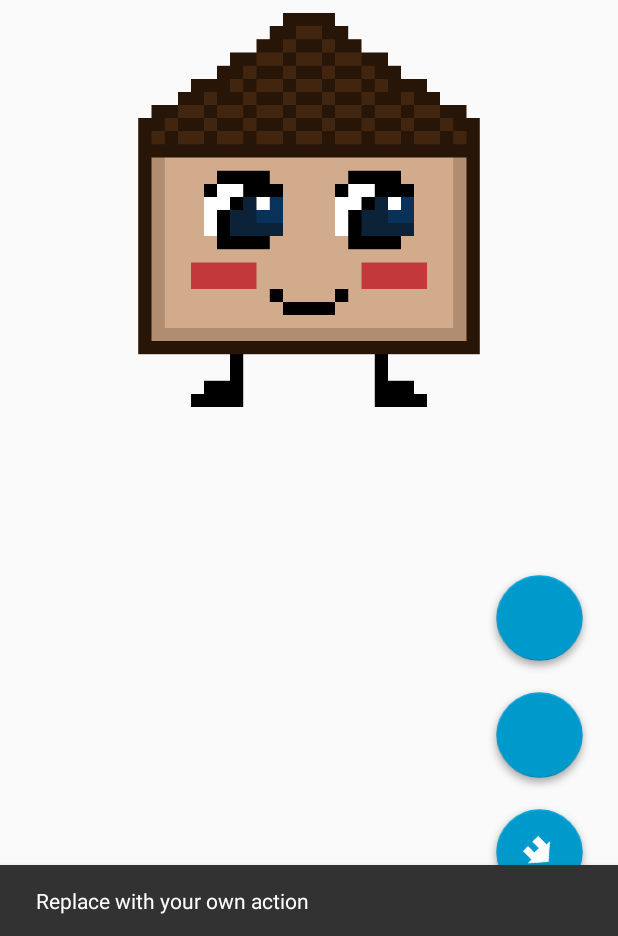
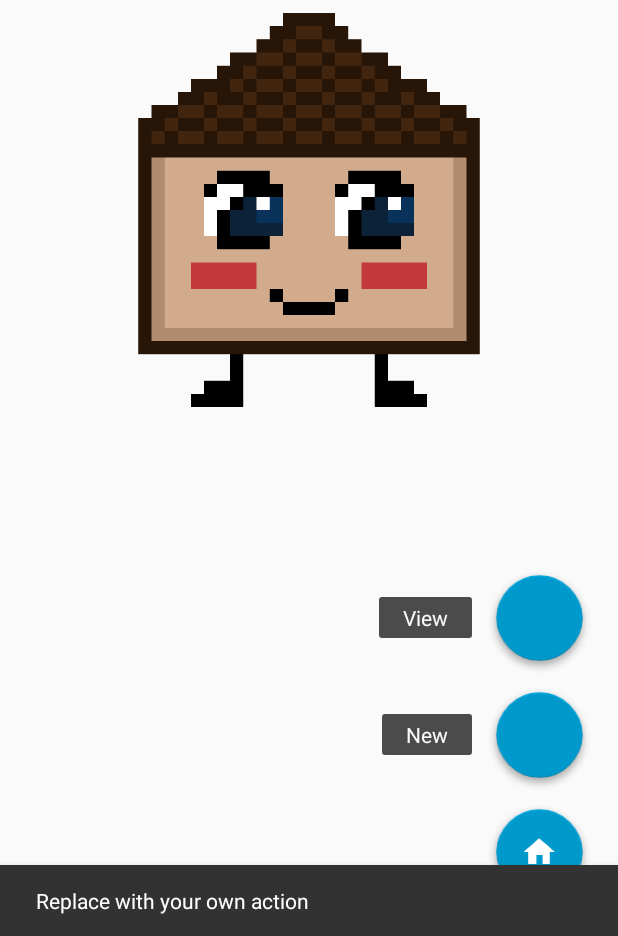
Before and after one commit to dmhartsook/Contenant, an Android app: the screen it shows after launch (MainActivity), after a tap on an icon or button, on a phone screen of 412 x 824 dp, the part 300-1236 px from its top. Run offline under Robolectric (Android 15) with nearby library versions, the phone set to English and light mode, and no system bars; plain views replace AutofitTextView; 1 other tap on this screen came first.

Commit message:
got fab labels to show up

```diff
--- a/app/libs/FloatingActionLibrary/src/main/java/com/getbase/floatingactionbutton/FloatingActionsMenu.java
+++ b/app/libs/FloatingActionLibrary/src/main/java/com/getbase/floatingactionbutton/FloatingActionsMenu.java
@@ -174,8 +174,8 @@ public class FloatingActionsMenu extends ViewGroup {
         collapseAnimator.setInterpolator(interpolator);
         expandAnimator.setInterpolator(interpolator);
 
-        mExpandAnimation.play(expandAnimator);
-        mCollapseAnimation.play(collapseAnimator);
+//        mExpandAnimation.play(expandAnimator);
+//        mCollapseAnimation.play(collapseAnimator);
 
         return rotatingDrawable;
       }
--- /dev/null
+++ b/app/src/main/res/drawable-xxxhdpi/fab_label_background.xml
@@ -0,0 +1,11 @@
+<?xml version="1.0" encoding="utf-8"?>
+<shape xmlns:android="http://schemas.android.com/apk/res/android">
+    <solid android:color="@color/black_semi_transparent"/>
+    <padding
+        android:left="16dp"
+        android:top="4dp"
+        android:right="16dp"
+        android:bottom="4dp"/>
+    <corners
+        android:radius="2dp"/>
+</shape>
--- a/app/src/main/res/layout/activity_main.xml
+++ b/app/src/main/res/layout/activity_main.xml
@@ -30,6 +30,7 @@
         android:layout_height="wrap_content"
         android:layout_gravity="bottom|end"
         android:layout_margin="@dimen/fab_margin"
+        fab:fab_labelStyle="@style/menu_labels_style"
         fab:menu_icon="@drawable/ic_home_white_24dp">
 
         <com.getbase.floatingactionbutton.FloatingActionButton
--- a/app/src/main/res/values/colors.xml
+++ b/app/src/main/res/values/colors.xml
@@ -3,4 +3,5 @@
     <color name="colorPrimary">#003366</color>
     <color name="colorPrimaryDark">#002B55</color>
     <color name="colorAccent">#FF3333</color>
+    <color name="black_semi_transparent">#B2000000</color>
 </resources>
--- a/app/src/main/res/values/styles.xml
+++ b/app/src/main/res/values/styles.xml
@@ -17,4 +17,10 @@
 
     <style name="AppTheme.PopupOverlay" parent="ThemeOverlay.AppCompat.Light" />
 
+    <style name="menu_labels_style">
+        <item name="android:background">@drawable/fab_label_background</item>
+        <item name="android:textColor">@color/white</item>
+    </style>
+
+    <color name="white">#fafafa</color>
 </resources>
```
